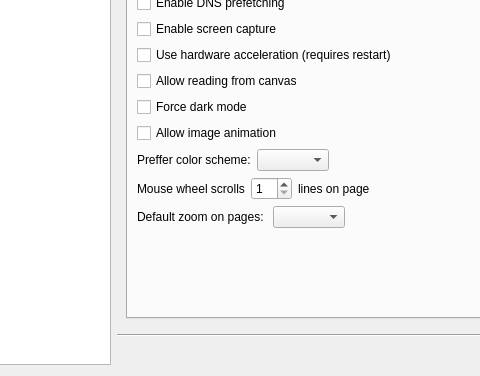
Old version of the form src/lib/preferences/preferences.ui in the repository KDE/falkon; both pictures show x 120 to 600 and y 351 to 727 of the 1035 by 727 pixel window.
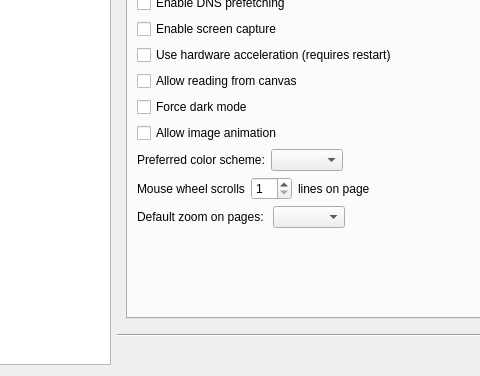
New version of the form. The open tabs and pages were chosen to show the change. Custom widgets are drawn as their Qt base class.

Commit message:
Fix small spelling mistake
‘Preffer’ was probably a misspelling of ‘Prefer’. But in this
context, the adjective form ‘Preferred’ is better. Note that
the internal settings ID (‘prefferColorScheme’) has *not* been
changed. That way, existing users won’t lose their settings.

The edit to the form file:
```diff
--- a/src/lib/preferences/preferences.ui
+++ b/src/lib/preferences/preferences.ui
@@ -1311,7 +1311,7 @@
                    <item>
                     <widget class="QLabel" name="label_16">
                      <property name="text">
-                      <string>Preffer color scheme:</string>
+                      <string>Preferred color scheme:</string>
                      </property>
                     </widget>
                    </item>
```
